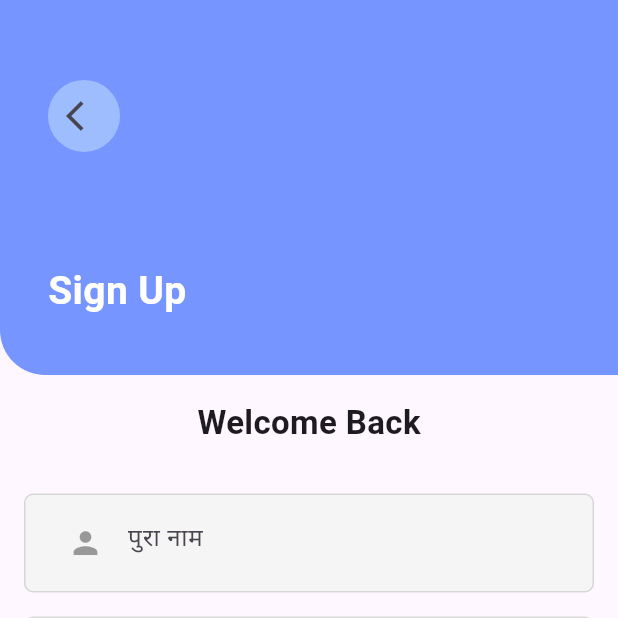
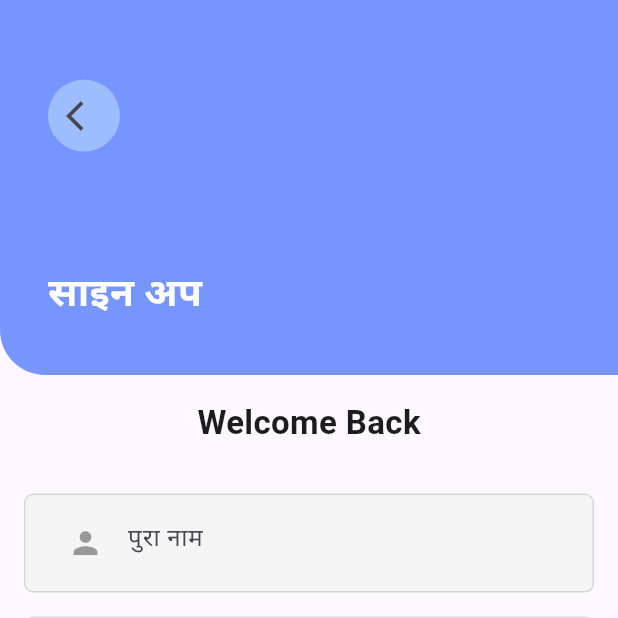
Before and after one commit to digigoldbook/dg-mb-app, a Flutter app: the SignUpPage screen opened by its route, on a phone screen of 412 x 824 dp, the top half of it. Run offline on Flutter 3.47's test engine with Material 3 defaults, Android fonts, the phone set to English and light mode, and no system bars; our stand-ins replace animated_bottom_navigation_bar, avatar_glow, dio, easy_stepper, equatable, flutter_bloc and 9 more; accounts and stored records are empty; network calls fail; project files that could hold a hidden picture were left out.

Commit message:
localization cubit

```diff
--- a/lib/auth/sign_in/widgets/sign_in_form.dart
+++ b/lib/auth/sign_in/widgets/sign_in_form.dart
@@ -82,7 +82,7 @@ class _SignInFormState extends State<SignInForm> with TickerProviderStateMixin {
               inputType: TextInputType.text,
               isObscureText: _isHidden,
               controller: _password,
-              hintText: AppLocalizations.of(context)!.translate("email"),
+              hintText: AppLocalizations.of(context)!.translate("password"),
               prefixIcon: Icons.password,
               suffix: IconButton(
                 onPressed: () {
--- a/lib/auth/sign_up/pages/sign_up_page.dart
+++ b/lib/auth/sign_up/pages/sign_up_page.dart
@@ -1,6 +1,7 @@
 import 'package:flutter/material.dart';
 import 'package:go_router/go_router.dart';
 
+import '../../../components/config/app_localization.dart';
 import '../../../components/widget/txt_widget.dart';
 import '../../widgets/auth_footer.dart';
 import '../../widgets/auth_header.dart';
@@ -24,17 +25,17 @@ class _SignInPageState extends State<SignUpPage> {
             crossAxisAlignment: CrossAxisAlignment.start,
             mainAxisAlignment: MainAxisAlignment.spaceBetween,
             children: [
-              const Column(
+              Column(
                 children: [
                   AuthHeader(
-                    strTitle: "Sign Up",
+                    strTitle: AppLocalizations.of(context)!.translate("signUp"),
                   ),
-                  Padding(
+                  const Padding(
                     padding: EdgeInsets.all(16.0),
                     child:
                         TxtWidget(strText: "Welcome Back", style: TxtStyle.mdb),
                   ),
-                  SignUpForm(),
+                  const SignUpForm(),
                 ],
               ),
               AuthFooter(
--- a/lib/shop_screen/widgets/shop_page_fab_btn.dart
+++ b/lib/shop_screen/widgets/shop_page_fab_btn.dart
@@ -1,6 +1,7 @@
 import 'package:flutter/material.dart';
 
 import '../../components/config/app_icons.dart';
+import '../../components/config/app_localization.dart';
 import '../pages/add_shop_page.dart';
 
 class ShopPageFabBtn extends StatefulWidget {
@@ -31,7 +32,7 @@ class _ShopPageFabBtnState extends State<ShopPageFabBtn> {
         ),
       ),
       icon: Icon(AppIcons.instance.shop),
-      label: const Text("Register Shop"),
+      label: Text(AppLocalizations.of(context)!.translate("registerShop")),
     );
   }
 }
--- a/lib/statement/helper/fetch_cash_deposit.dart
+++ b/lib/statement/helper/fetch_cash_deposit.dart
@@ -5,7 +5,7 @@ import '../../shop_screen/features/cash_deposit/model/cash_deposit_model.dart';
 
 Future<CashDepositModel> fetchCashDeposits() async {
   final response = await http.get(
-    Uri.parse('https://digigoldbook.com/api/cash-deposit'),
+    Uri.parse('http://192.168.1.48:3000/api/cash-deposit'),
   );
 
   if (response.statusCode == 200) {
--- /dev/null
+++ b/lib/welcome_screen/cubit/locale_cubit.dart
@@ -0,0 +1,20 @@
+import 'package:flutter_bloc/flutter_bloc.dart';
+import 'package:flutter/material.dart';
+import 'package:hive_flutter/hive_flutter.dart';
+
+class LocaleCubit extends Cubit<Locale> {
+  final Box languageBox;
+
+  LocaleCubit(this.languageBox)
+      : super(
+          Locale(
+            languageBox.get('languageCode', defaultValue: 'ne'),
+          ),
+        );
+
+  // Switches language and saves to Hive
+  void switchLocale(String languageCode) {
+    emit(Locale(languageCode));
+    languageBox.put('languageCode', languageCode);
+  }
+}
--- a/lib/welcome_screen/widget/welcome_bottom_widget.dart
+++ b/lib/welcome_screen/widget/welcome_bottom_widget.dart
@@ -65,7 +65,8 @@ class WelcomeBottomWidget extends StatelessWidget {
                 const Gap(16),
                 BtnWidget(
                   width: double.infinity,
-                  btnText: "Get Started",
+                  btnText:
+                      AppLocalizations.of(context)!.translate('getStarted'),
                   onTap: () => context.pushReplacementNamed("sign-in"),
                 ),
                 const Gap(16),
```
Also changed, not shown: assets/lang/en.json (+8 -1 lines), assets/lang/ne.json (+8 -1 lines), lib/components/widget/app_bar.dart (+44 -1 lines), lib/home_screen/pages/home_page.dart (+8 -5 lines), lib/main.dart (+10 -1 lines), lib/profile_screen/pages/profile_page.dart (+9 -0 lines), lib/shop_screen/pages/shop_ui_page.dart (+20 -4 lines).
